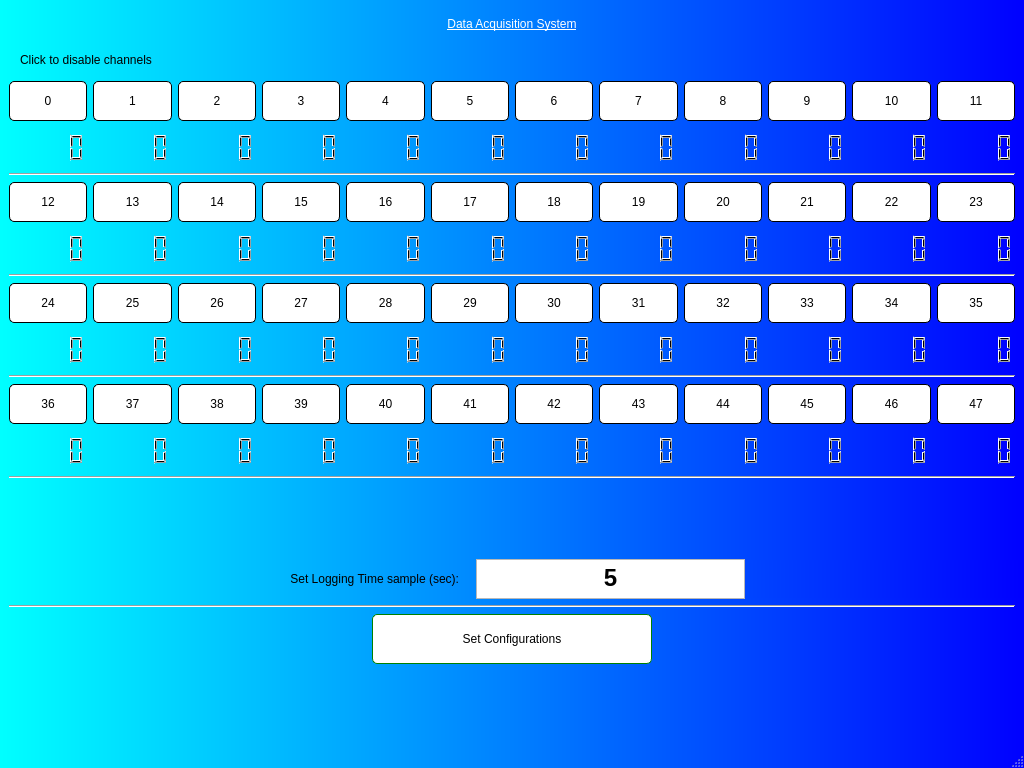
Before: the Qt Designer form mainwindow.ui in Mubshr07/DAQ, drawn with Qt 5.
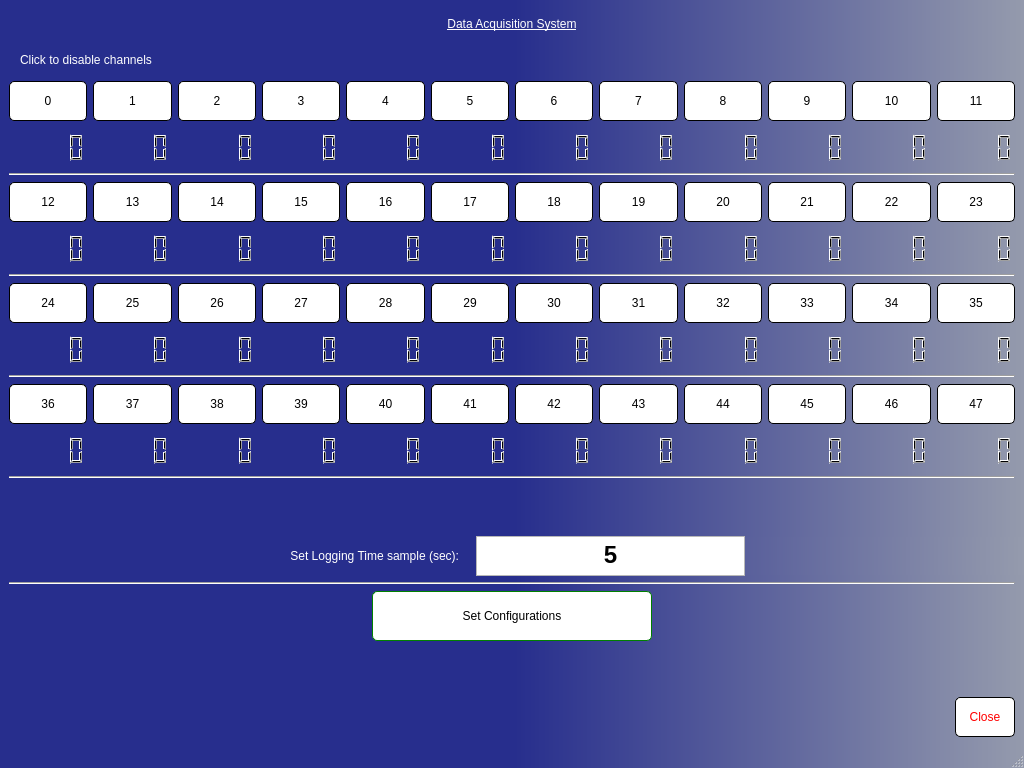
After: the same form once the commit is applied.

Commit message: GUI is almost completed. Now I start Coding about initializing Log Directory and Log File.

Patch:
```diff
--- a/mainwindow.ui
+++ b/mainwindow.ui
@@ -14,7 +14,9 @@
    <string>MainWindow</string>
   </property>
   <property name="styleSheet">
-   <string notr="true">QMainWindow {color: qlineargradient(spread:pad, x1:0 y1:0, x2:1 y2:0, stop:0 rgba(0, 0, 0, 255), stop:1 rgba(255, 255, 255, 255)); background: qlineargradient( x1:0 y1:0, x2:1 y2:0, stop:0 cyan, stop:1 blue);
+   <string notr="true">QMainWindow {color: qlineargradient(spread:pad, x1:0 y1:0, x2:1 y2:0, stop:0 rgba(0, 0, 0, 255), stop:1 rgba(255, 255, 255, 255));
+
+ background: qlineargradient( x1:0 y1:0, x2:1 y2:0, stop:0 rgb(39, 46, 141) , stop:0.5  rgb(39, 46, 141) ,  stop:1 rgb(149, 155, 173)    );
 }
 QPushButton {
 	font: 600 20pt &quot;Times New Roman&quot;;
@@ -33,6 +35,7 @@
 QLabel {
 	font: 600 18pt &quot;Times New Roman&quot;;
 	padding: 8px; 
+	color:white;
 }
 
 QLCDNumber{
@@ -1857,6 +1860,45 @@
       </property>
      </spacer>
     </item>
+    <item>
+     <layout class="QHBoxLayout" name="horizontalLayout_7">
+      <item>
+       <spacer name="horizontalSpacer_5">
+        <property name="orientation">
+         <enum>Qt::Horizontal</enum>
+        </property>
+        <property name="sizeHint" stdset="0">
+         <size>
+          <width>40</width>
+          <height>20</height>
+         </size>
+        </property>
+       </spacer>
+      </item>
+      <item>
+       <widget class="QPushButton" name="pb_CloseApp">
+        <property name="minimumSize">
+         <size>
+          <width>60</width>
+          <height>40</height>
+         </size>
+        </property>
+        <property name="accessibleName">
+         <string>47</string>
+        </property>
+        <property name="styleSheet">
+         <string notr="true">color:red;</string>
+        </property>
+        <property name="text">
+         <string>Close</string>
+        </property>
+        <property name="checkable">
+         <bool>true</bool>
+        </property>
+       </widget>
+      </item>
+     </layout>
+    </item>
    </layout>
   </widget>
   <widget class="QMenuBar" name="menubar">
```
The commit also changes 7 other files.
